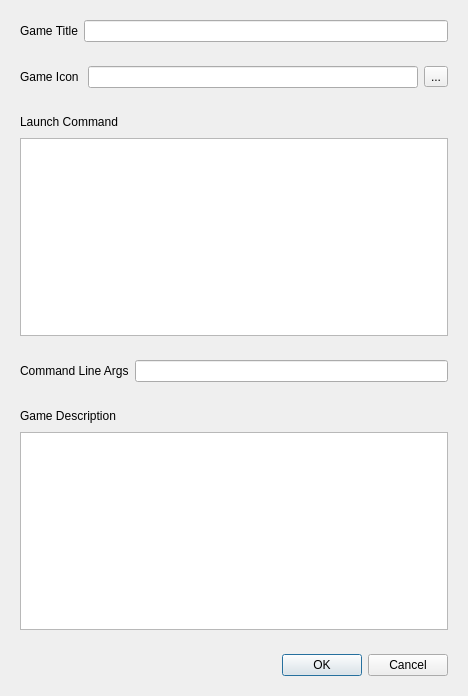
First picture: the form in UI/add_new_game_dialogue.ui, repository TRACTOR-MAN/Pretty_Game_Launcher, before the edit.
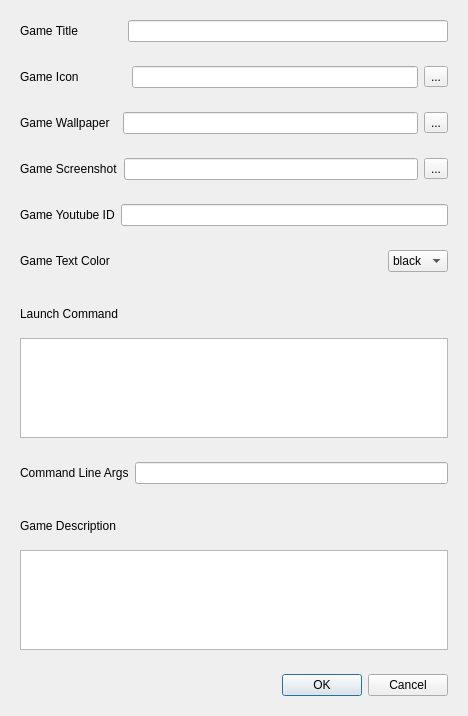
Second picture: the form after the edit.

Commit message: * Added support for adding an entire new game using the add new game dialog. * Improved the speed of the first call to QWebEngineView items by altering the initialisation.

Patch:
```diff
--- a/UI/add_new_game_dialogue.ui
+++ b/UI/add_new_game_dialogue.ui
@@ -7,11 +7,11 @@
     <x>0</x>
     <y>0</y>
     <width>468</width>
-    <height>696</height>
+    <height>716</height>
    </rect>
   </property>
   <property name="sizePolicy">
-   <sizepolicy hsizetype="Fixed" vsizetype="Fixed">
+   <sizepolicy hsizetype="Minimum" vsizetype="Fixed">
     <horstretch>0</horstretch>
     <verstretch>0</verstretch>
    </sizepolicy>
@@ -26,7 +26,7 @@
       <item>
        <widget class="QLabel" name="label">
         <property name="text">
-         <string>Game Title</string>
+         <string>Game Title             </string>
         </property>
        </widget>
       </item>
@@ -42,7 +42,7 @@
       <item>
        <widget class="QLabel" name="label_2">
         <property name="text">
-         <string>Game Icon </string>
+         <string>Game Icon              </string>
         </property>
        </widget>
       </item>
@@ -66,6 +66,111 @@
      </layout>
     </widget>
    </item>
+   <item>
+    <widget class="QWidget" name="gameBackgroundWidget" native="true">
+     <layout class="QVBoxLayout" name="verticalLayout_5">
+      <item>
+       <layout class="QHBoxLayout" name="horizontalLayout_7">
+        <item>
+         <widget class="QLabel" name="label_6">
+          <property name="text">
+           <string>Game Wallpaper  </string>
+          </property>
+         </widget>
+        </item>
+        <item>
+         <widget class="QLineEdit" name="gameWallpaper"/>
+        </item>
+        <item>
+         <widget class="QToolButton" name="wallpaperToolButton">
+          <property name="text">
+           <string>...</string>
+          </property>
+         </widget>
+        </item>
+       </layout>
+      </item>
+     </layout>
+    </widget>
+   </item>
+   <item>
+    <widget class="QWidget" name="gameScreenshotImage" native="true">
+     <layout class="QVBoxLayout" name="verticalLayout_6">
+      <item>
+       <layout class="QHBoxLayout" name="horizontalLayout_9">
+        <item>
+         <widget class="QLabel" name="label_8">
+          <property name="text">
+           <string>Game Screenshot</string>
+          </property>
+         </widget>
+        </item>
+        <item>
+         <widget class="QLineEdit" name="gameScreenshot"/>
+        </item>
+        <item>
+         <widget class="QToolButton" name="toolButton">
+          <property name="text">
+           <string>...</string>
+          </property>
+         </widget>
+        </item>
+       </layout>
+      </item>
+     </layout>
+    </widget>
+   </item>
+   <item>
+    <widget class="QWidget" name="youtubeIDWidget" native="true">
+     <layout class="QVBoxLayout" name="verticalLayout_4">
+      <item>
+       <layout class="QHBoxLayout" name="horizontalLayout_8">
+        <item>
+         <widget class="QLabel" name="label_7">
+          <property name="text">
+           <string>Game Youtube ID</string>
+          </property>
+         </widget>
+        </item>
+        <item>
+         <widget class="QLineEdit" name="youtubeID"/>
+        </item>
+       </layout>
+      </item>
+     </layout>
+    </widget>
+   </item>
+   <item>
+    <widget class="QWidget" name="textColorWidget" native="true">
+     <layout class="QVBoxLayout" name="verticalLayout_7">
+      <item>
+       <layout class="QHBoxLayout" name="horizontalLayout_10">
+        <item>
+         <widget class="QLabel" name="label_9">
+          <property name="text">
+           <string>Game Text Color </string>
+          </property>
+         </widget>
+        </item>
+        <item alignment="Qt::AlignRight">
+         <widget class="QComboBox" name="textColorComboBox">
+          <item>
+           <property name="text">
+            <string>black</string>
+           </property>
+          </item>
+          <item>
+           <property name="text">
+            <string>white</string>
+           </property>
+          </item>
+         </widget>
+        </item>
+       </layout>
+      </item>
+     </layout>
+    </widget>
+   </item>
    <item>
     <widget class="QWidget" name="launchCommandWidget" native="true">
      <layout class="QVBoxLayout" name="verticalLayout_2">
@@ -94,7 +199,14 @@
        </layout>
       </item>
       <item>
-       <widget class="QPlainTextEdit" name="launchCommand"/>
+       <widget class="QPlainTextEdit" name="launchCommand">
+        <property name="maximumSize">
+         <size>
+          <width>16777215</width>
+          <height>100</height>
+         </size>
+        </property>
+       </widget>
       </item>
      </layout>
     </widget>
@@ -143,7 +255,14 @@
        </layout>
       </item>
       <item>
-       <widget class="QPlainTextEdit" name="gameDescription"/>
+       <widget class="QPlainTextEdit" name="gameDescription">
+        <property name="maximumSize">
+         <size>
+          <width>16777215</width>
+          <height>100</height>
+         </size>
+        </property>
+       </widget>
       </item>
      </layout>
     </widget>
```
Left out of the diff: 76 changed lines with no effect on the pictures. The commit also changes 8 other files.
